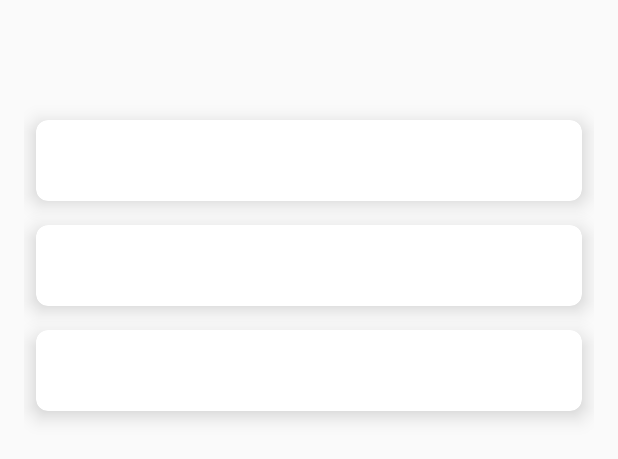
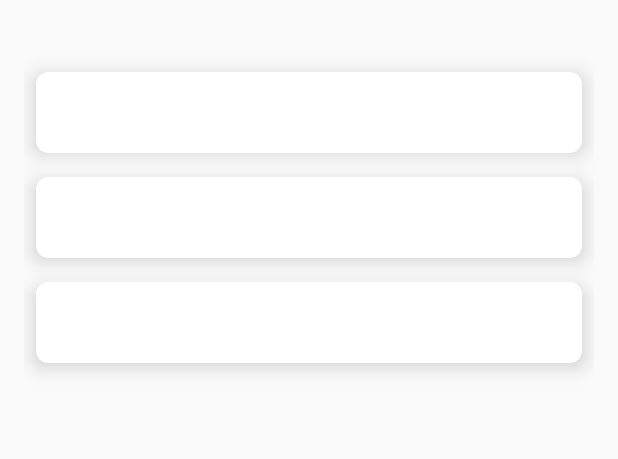
Before and after one commit to servalsam/TCSS450-rate-anything-frontend, an Android app: the layout category_list.xml on its own in the app's theme, with its tools: preview values and no code run, on a phone screen of 412 x 824 dp. Shown: the top 459 px of the screen. Run offline under Robolectric (Android 15) with nearby library versions, the phone set to English and light mode, and no system bars.

Commit message:
Adjusted top margins of both recycler views.

```diff
--- a/app/src/main/res/layout/category_list.xml
+++ b/app/src/main/res/layout/category_list.xml
@@ -6,7 +6,7 @@
     android:name="edu.tacoma.uw.group9_450project.rateanything.ItemListFragment"
     android:layout_width="match_parent"
     android:layout_height="match_parent"
-    android:layout_marginTop="64dp"
+    android:layout_marginTop="32dp"
     android:layout_marginLeft="16dp"
     android:layout_marginRight="16dp"
     app:layoutManager="LinearLayoutManager"
--- a/app/src/main/res/layout/item_list.xml
+++ b/app/src/main/res/layout/item_list.xml
@@ -1,8 +1,6 @@
 <?xml version="1.0" encoding="utf-8"?>
 
-<androidx.recyclerview.widget.RecyclerView
-
-xmlns:android="http://schemas.android.com/apk/res/android"
+<androidx.recyclerview.widget.RecyclerView xmlns:android="http://schemas.android.com/apk/res/android"
 xmlns:app="http://schemas.android.com/apk/res-auto"
 xmlns:tools="http://schemas.android.com/tools"
 android:id="@+id/item_list_item_list"
@@ -10,6 +8,7 @@ android:name="edu.tacoma.uw.group9_450project.rateanything.ItemListFragment"
 android:layout_width="match_parent"
 android:layout_height="match_parent"
 android:layout_marginLeft="16dp"
+    android:layout_marginTop="32dp"
 android:layout_marginRight="16dp"
 app:layoutManager="LinearLayoutManager"
 tools:context=".ItemListActivity"
```
